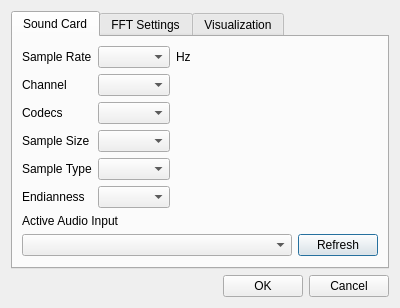
First picture: the form in src/dialogsettings.ui, repository mkhorram/audio-spectrum-visualizer, before the edit.
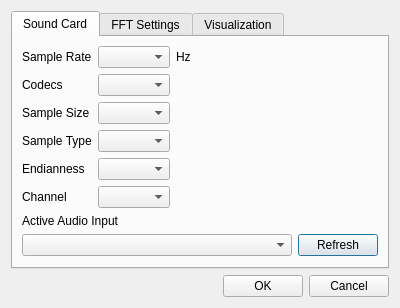
Second picture: the form after the edit.

```diff
--- a/src/dialogsettings.ui
+++ b/src/dialogsettings.ui
@@ -29,11 +29,45 @@
       <layout class="QVBoxLayout" name="verticalLayout">
        <item>
         <layout class="QGridLayout" name="gridLayout">
+         <item row="1" column="0">
+          <widget class="QLabel" name="label_12">
+           <property name="text">
+            <string>Codecs</string>
+           </property>
+          </widget>
+         </item>
+         <item row="0" column="1">
+          <widget class="QComboBox" name="cboSampleRate"/>
+         </item>
+         <item row="5" column="1">
+          <widget class="QComboBox" name="cboChannel"/>
+         </item>
          <item row="3" column="1">
-          <widget class="QComboBox" name="cboSampleSize"/>
+          <widget class="QComboBox" name="cboSampleType"/>
+         </item>
+         <item row="5" column="0">
+          <widget class="QLabel" name="lblChannel">
+           <property name="text">
+            <string>Channel</string>
+           </property>
+          </widget>
+         </item>
+         <item row="0" column="0">
+          <widget class="QLabel" name="label">
+           <property name="text">
+            <string>Sample Rate</string>
+           </property>
+          </widget>
+         </item>
+         <item row="2" column="0">
+          <widget class="QLabel" name="label_2">
+           <property name="text">
+            <string>Sample Size</string>
+           </property>
+          </widget>
          </item>
          <item row="2" column="1">
-          <widget class="QComboBox" name="cboCodecs"/>
+          <widget class="QComboBox" name="cboSampleSize"/>
          </item>
          <item row="0" column="3">
           <spacer name="horizontalSpacer_2">
@@ -48,67 +82,33 @@
            </property>
           </spacer>
          </item>
-         <item row="0" column="1">
-          <widget class="QComboBox" name="cboSampleRate"/>
-         </item>
-         <item row="0" column="2">
-          <widget class="QLabel" name="label_4">
-           <property name="text">
-            <string>Hz</string>
-           </property>
-          </widget>
-         </item>
-         <item row="3" column="0">
-          <widget class="QLabel" name="label_2">
-           <property name="text">
-            <string>Sample Size</string>
-           </property>
-          </widget>
-         </item>
-         <item row="1" column="0">
-          <widget class="QLabel" name="label_11">
-           <property name="text">
-            <string>Channel</string>
-           </property>
-          </widget>
-         </item>
          <item row="4" column="0">
-          <widget class="QLabel" name="label_13">
-           <property name="text">
-            <string>Sample Type</string>
-           </property>
-          </widget>
-         </item>
-         <item row="2" column="0">
-          <widget class="QLabel" name="label_12">
-           <property name="text">
-            <string>Codecs</string>
-           </property>
-          </widget>
-         </item>
-         <item row="1" column="1">
-          <widget class="QComboBox" name="cboChannel"/>
-         </item>
-         <item row="0" column="0">
-          <widget class="QLabel" name="label">
-           <property name="text">
-            <string>Sample Rate</string>
-           </property>
-          </widget>
-         </item>
-         <item row="4" column="1">
-          <widget class="QComboBox" name="cboSampleType"/>
-         </item>
-         <item row="5" column="0">
           <widget class="QLabel" name="label_14">
            <property name="text">
             <string>Endianness</string>
            </property>
           </widget>
          </item>
-         <item row="5" column="1">
+         <item row="4" column="1">
           <widget class="QComboBox" name="cboEndianness"/>
          </item>
+         <item row="3" column="0">
+          <widget class="QLabel" name="label_13">
+           <property name="text">
+            <string>Sample Type</string>
+           </property>
+          </widget>
+         </item>
+         <item row="1" column="1">
+          <widget class="QComboBox" name="cboCodecs"/>
+         </item>
+         <item row="0" column="2">
+          <widget class="QLabel" name="label_4">
+           <property name="text">
+            <string>Hz</string>
+           </property>
+          </widget>
+         </item>
         </layout>
        </item>
        <item>
```
